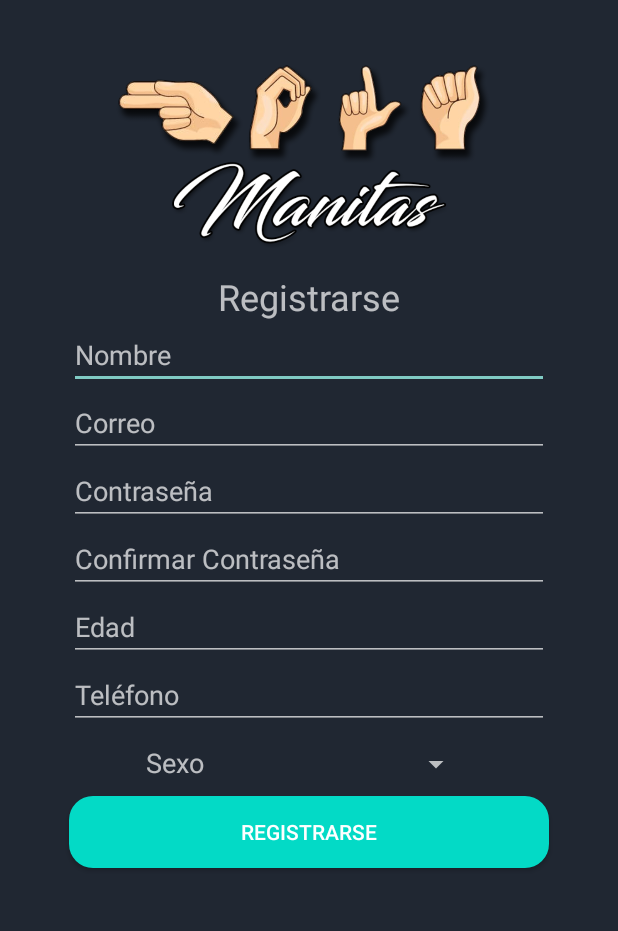
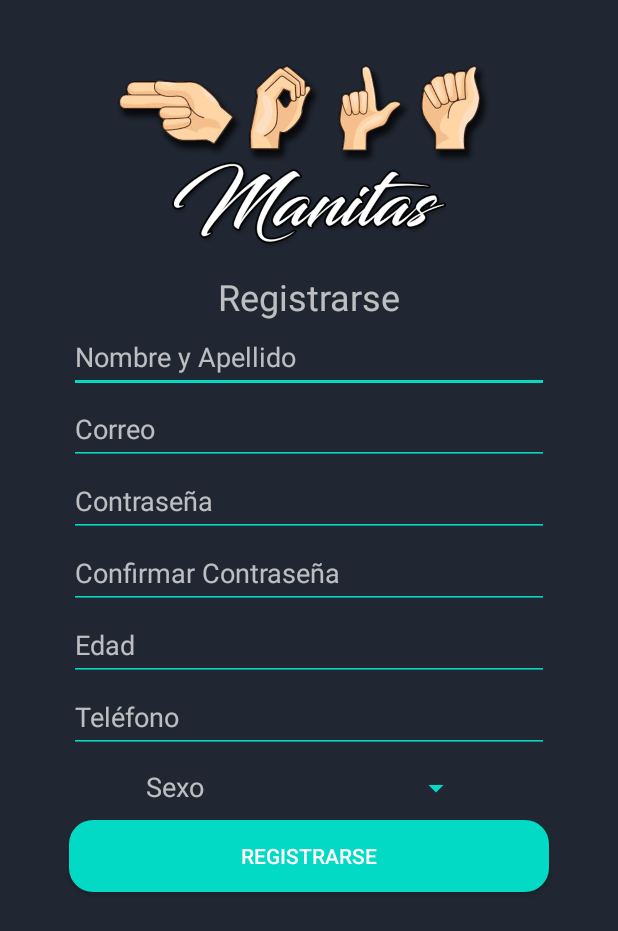
Before and after one commit to mhparras/ManitasProject, an Android app: the RegisterActivity screen opened directly, with no data from a screen before it, on a phone screen of 412 x 824 dp. Shown: the top 931 px of the screen. Run offline under Robolectric (Android 15) with nearby library versions, the phone set to English and light mode, and no system bars; our stand-ins replace Firebase (no records; nobody signed in at launch, a user with empty details on screens opened directly).

Commit message:
Cambios menores y corrección de errores minimos

```diff
--- a/app/src/main/res/layout/activity_register.xml
+++ b/app/src/main/res/layout/activity_register.xml
@@ -29,49 +29,61 @@
         android:id="@+id/txt_nombre"
         android:layout_width="320dp"
         android:layout_height="wrap_content"
+        android:backgroundTint="@color/design_default_color_secondary"
         android:ems="10"
-        android:hint="@string/nombre"
-        android:inputType="textPersonName" />
+        android:hint="@string/nombre_ape"
+        android:inputType="textPersonName"
+        android:minHeight="48dp" />
 
     <EditText
         android:id="@+id/txt_correo"
         android:layout_width="320dp"
         android:layout_height="wrap_content"
+        android:backgroundTint="@color/design_default_color_secondary"
         android:ems="10"
         android:hint="@string/correo"
-        android:inputType="textEmailAddress" />
+        android:inputType="textEmailAddress"
+        android:minHeight="48dp" />
 
     <EditText
         android:id="@+id/txt_contrasena"
         android:layout_width="320dp"
         android:layout_height="wrap_content"
+        android:backgroundTint="@color/design_default_color_secondary"
         android:ems="10"
         android:hint="@string/contraseña"
-        android:inputType="textPassword" />
+        android:inputType="textPassword"
+        android:minHeight="48dp" />
 
     <EditText
         android:id="@+id/txt_confContrasena"
         android:layout_width="320dp"
         android:layout_height="wrap_content"
+        android:backgroundTint="@color/design_default_color_secondary"
         android:ems="10"
         android:hint="@string/conf_contraseña"
-        android:inputType="textPassword" />
+        android:inputType="textPassword"
+        android:minHeight="48dp" />
 
     <EditText
         android:id="@+id/txt_edad"
         android:layout_width="320dp"
         android:layout_height="wrap_content"
+        android:backgroundTint="@color/design_default_color_secondary"
         android:ems="10"
         android:hint="@string/edad"
-        android:inputType="number" />
+        android:inputType="number"
+        android:minHeight="48dp" />
 
     <EditText
         android:id="@+id/txt_telefono"
         android:layout_width="320dp"
         android:layout_height="wrap_content"
+        android:backgroundTint="@color/design_default_color_secondary"
         android:ems="10"
         android:hint="@string/telefono"
-        android:inputType="phone" />
+        android:inputType="phone"
+        android:minHeight="48dp" />
 
     <LinearLayout
         android:layout_width="wrap_content"
@@ -85,12 +97,13 @@
             android:layout_height="wrap_content"
             android:layout_weight="1"
             android:text="@string/sexo"
-            android:textSize="18sp" />
+            android:textSize="18dp" />
 
         <Spinner
             android:id="@+id/spinnerSexo"
             android:layout_width="145dp"
-            android:layout_height="wrap_content"/>
+            android:layout_height="wrap_content"
+            android:backgroundTint="@color/design_default_color_secondary" />
     </LinearLayout>
 
     <Button
--- a/app/src/main/res/values/strings.xml
+++ b/app/src/main/res/values/strings.xml
@@ -4,8 +4,16 @@
     <string name="btn_aprendizaje">Aprendizaje</string>
     <string name="btn_juegos">Juegos</string>
     <string name="btn_options">Opciones</string>
+
+    //Inicio de sesión
     <string name="registrarse">Registrarse</string>
-    <string name="nombre">Nombre</string>
+    <string name="iniciar_sesion">Iniciar Sesión</string>
+    <string name="recordame">Recordarme</string>
+    <string name="olvidarContra">Olvidé mi contraseña</string>
+    <string name="version">Versión 1.0</string>
+
+    //Registro
+    <string name="nombre_ape">Nombre y Apellido</string>
     <string name="correo">Correo</string>
     <string name="contraseña">Contraseña</string>
     <string name="conf_contraseña">Confirmar Contraseña</string>
```
Also changed, not shown: app/src/main/res/layout/activity_main.xml (+11 -8 lines).
